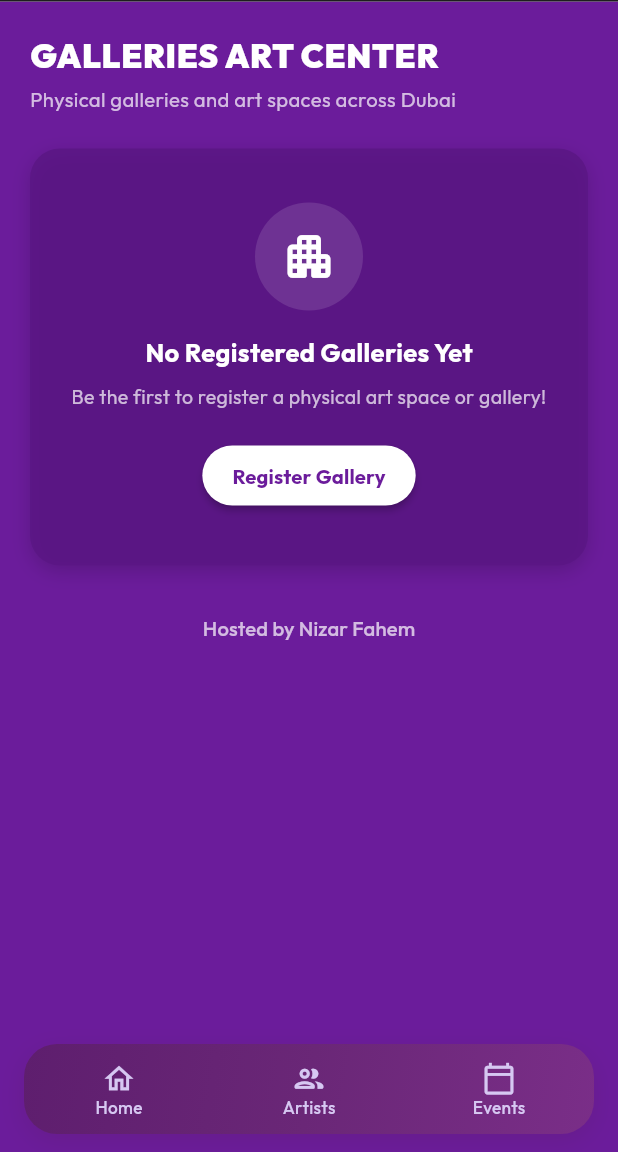
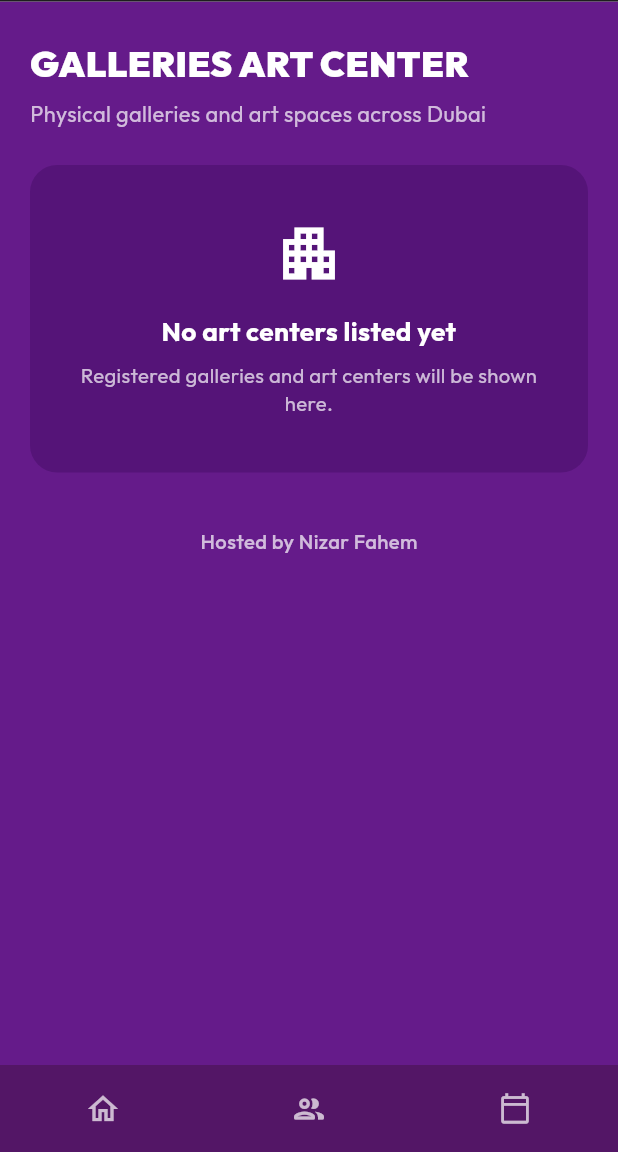
Before and after one commit to technestpartners/artist_dubai, a Flutter app: the GalleriesView screen opened by its route, on a phone screen of 412 x 824 dp, the part 84-1236 px from its top. Run offline on Flutter 3.47's test engine with Material 3 defaults, Android fonts, the phone set to English and light mode, and no system bars; our stand-ins replace cached_network_image, connectivity_plus, dio, equatable, flutter_secure_storage, get_it and 5 more; accounts and stored records are empty; network calls fail.

Commit message:
feat(galleries): update galleries art center view to match design screenshot

```diff
--- a/lib/features/galleries/presentation/views/galleries_view.dart
+++ b/lib/features/galleries/presentation/views/galleries_view.dart
@@ -1,10 +1,11 @@
 import 'dart:async';
 import 'package:flutter/material.dart';
+import 'package:go_router/go_router.dart';
 import 'package:url_launcher/url_launcher.dart';
+import '../../../../app/routes/route_names.dart';
 import '../../../../core/di/injection_container.dart';
 import '../../../../core/services/api_service.dart';
 import '../../../../core/services/live_sync_service.dart';
-import '../../../../core/widgets/app_bottom_nav_bar.dart';
 import '../../../../core/widgets/app_top_bar.dart';
 import '../../../../core/widgets/app_cached_image.dart';
 
@@ -17,8 +18,11 @@
 
 class _GalleriesViewState extends State<GalleriesView> {
   List<Map<String, dynamic>> _registeredGalleries = [];
-  bool _isLoading = true;
   StreamSubscription<List<Map<String, dynamic>>>? _galleriesSub;
+
+  static const Color _screenBg = Color(0xFF651B8A);
+  static const Color _cardBg = Color(0xFF551478);
+  static const Color _bottomBarBg = Color(0xFF531666);
 
   @override
   void initState() {
@@ -28,7 +32,6 @@
       if (mounted) {
         setState(() {
           _registeredGalleries = galleries;
-          _isLoading = false;
         });
       }
     });
@@ -46,12 +49,9 @@
       if (mounted) {
         setState(() {
           _registeredGalleries = galleries;
-          _isLoading = false;
         });
       }
-    } catch (_) {
-      if (mounted) setState(() => _isLoading = false);
-    }
+    } catch (_) {}
   }
 
   Future<void> _launchUrl(String url) async {
@@ -211,113 +211,87 @@
   @override
   Widget build(BuildContext context) {
     return Scaffold(
-      backgroundColor: const Color(0xFF6B1C9B),
+      backgroundColor: _screenBg,
       appBar: const AppTopBar(backgroundColor: Colors.white),
       body: SafeArea(
+        top: false,
         child: SingleChildScrollView(
-          padding: const EdgeInsets.symmetric(horizontal: 20.0, vertical: 20.0),
+          physics: const AlwaysScrollableScrollPhysics(),
+          child: Padding(
+            padding: const EdgeInsets.fromLTRB(20, 24, 20, 24),
             child: Column(
               crossAxisAlignment: CrossAxisAlignment.start,
               children: [
+                // 1. Header Title & Subtitle
                 const Text(
                   'GALLERIES ART CENTER',
                   style: TextStyle(
-                  fontSize: 22,
+                    fontSize: 24,
                     fontWeight: FontWeight.w900,
                     color: Colors.white,
-                  letterSpacing: 0.5,
+                    letterSpacing: 0.3,
                   ),
                 ),
-              const SizedBox(height: 4),
+                const SizedBox(height: 6),
                 const Text(
                   'Physical galleries and art spaces across Dubai',
                   style: TextStyle(
-                  fontSize: 13.5,
+                    fontSize: 14.5,
                     color: Colors.white70,
                     fontWeight: FontWeight.w400,
                   ),
                 ),
                 const SizedBox(height: 24),
 
-              if (_isLoading) ...[
-                const Center(
-                  child: Padding(
-                    padding: EdgeInsets.symmetric(vertical: 40),
-                    child: CircularProgressIndicator(color: Colors.white),
-                  ),
-                ),
-              ] else if (_registeredGalleries.isEmpty) ...[
+                // 2. Center Announcement Card / Galleries List
+                if (_registeredGalleries.isEmpty) ...[
                   Container(
                     width: double.infinity,
-                  padding: const EdgeInsets.symmetric(vertical: 36, horizontal: 20),
+                    padding: const EdgeInsets.symmetric(horizontal: 24, vertical: 36),
                     decoration: BoxDecoration(
-                    color: const Color(0xFF5A1684).withValues(alpha: 0.85),
-                    borderRadius: BorderRadius.circular(20),
-                    boxShadow: [
-                      BoxShadow(
-                        color: Colors.black.withValues(alpha: 0.15),
-                        blurRadius: 10,
-                        offset: const Offset(0, 4),
+                      color: _cardBg,
+                      borderRadius: BorderRadius.circular(18),
                     ),
-                    ],
-                  ),
-                  child: Column(
+                    child: const Column(
+                      mainAxisSize: MainAxisSize.min,
                       children: [
-                      Container(
-                        width: 72,
-                        height: 72,
-                        decoration: BoxDecoration(
-                          shape: BoxShape.circle,
-                          color: Colors.white.withValues(alpha: 0.12),
-                        ),
-                        child: const Icon(
-                          Icons.apartment_rounded,
-                          size: 38,
+                        Icon(
+                          Icons.apartment_outlined,
+                          size: 46,
                           color: Colors.white,
                         ),
-                      ),
-                      const SizedBox(height: 16),
-                      const Text(
-                        'No Registered Galleries Yet',
+                        SizedBox(height: 16),
+                        Text(
+                          'No art centers listed yet',
                           style: TextStyle(
-                          fontSize: 17,
+                            fontSize: 17.5,
                             fontWeight: FontWeight.bold,
                             color: Colors.white,
                           ),
+                          textAlign: TextAlign.center,
                         ),
-                      const SizedBox(height: 8),
-                      const Text(
-                        'Be the first to register a physical art space or gallery!',
+                        SizedBox(height: 8),
+                        Text(
+                          'Registered galleries and art centers will be shown here.',
                           textAlign: TextAlign.center,
                           style: TextStyle(
-                          fontSize: 13,
+                            fontSize: 13.5,
                             color: Colors.white70,
                             height: 1.4,
                           ),
                         ),
-                      const SizedBox(height: 20),
-                      ElevatedButton(
-                        style: ElevatedButton.styleFrom(
-                          backgroundColor: Colors.white,
-                          foregroundColor: const Color(0xFF6B1C9B),
-                          padding: const EdgeInsets.symmetric(horizontal: 20, vertical: 10),
-                          shape: RoundedRectangleBorder(
-                            borderRadius: BorderRadius.circular(20),
-                          ),
-                          elevation: 2,
-                        ),
-                        onPressed: () {
-                          Navigator.pushNamed(context, '/gallery-registration');
-                        },
-                        child: const Text(
-                          'Register Gallery',
-                          style: TextStyle(
-                            fontSize: 13.5,
-                            fontWeight: FontWeight.bold,
+                      ],
                     ),
                   ),
+                  const SizedBox(height: 36),
+                  const Center(
+                    child: Text(
+                      'Hosted by Nizar Fahem',
+                      style: TextStyle(
+                        color: Colors.white70,
+                        fontSize: 13.5,
+                        fontWeight: FontWeight.w500,
                       ),
-                    ],
                     ),
                   ),
                 ] else ...[
@@ -341,15 +315,8 @@
                           borderRadius: BorderRadius.circular(18),
                           child: Container(
                             decoration: BoxDecoration(
-                            color: const Color(0xFF5A1684).withValues(alpha: 0.9),
+                              color: _cardBg,
                               borderRadius: BorderRadius.circular(18),
-                            boxShadow: [
-                              BoxShadow(
-                                color: Colors.black.withValues(alpha: 0.15),
-                                blurRadius: 10,
-                                offset: const Offset(0, 4),
-                              ),
-                            ],
                             ),
                             child: Column(
                               crossAxisAlignment: CrossAxisAlignment.start,
@@ -440,9 +407,7 @@
                       );
                     },
                   ),
-              ],
-              const SizedBox(height: 32),
-
+                  const SizedBox(height: 24),
                   const Center(
                     child: Text(
                       'Hosted by Nizar Fahem',
@@ -450,15 +415,36 @@
                         color: Colors.white70,
                         fontSize: 13.5,
                         fontWeight: FontWeight.w500,
-                    letterSpacing: 0.1,
                       ),
                     ),
                   ),
                 ],
+              ],
             ),
           ),
         ),
-      bottomNavigationBar: const AppBottomNavBar(currentIndex: -1),
+      ),
+      bottomNavigationBar: Container(
+        height: 58,
+        color: _bottomBarBg,
+        child: Row(
+          mainAxisAlignment: MainAxisAlignment.spaceAround,
+          children: [
+            IconButton(
+              icon: const Icon(Icons.home_outlined, color: Colors.white70, size: 24),
+              onPressed: () => context.go(RouteNames.home),
+            ),
+            IconButton(
+              icon: const Icon(Icons.people_outline_rounded, color: Colors.white70, size: 24),
+              onPressed: () => context.go(RouteNames.artists),
+            ),
+            IconButton(
+              icon: const Icon(Icons.calendar_today_outlined, color: Colors.white70, size: 22),
+              onPressed: () => context.go(RouteNames.events),
+            ),
+          ],
+        ),
+      ),
     );
   }
 }
```
Lines whose indentation alone changed are shown as unchanged.
